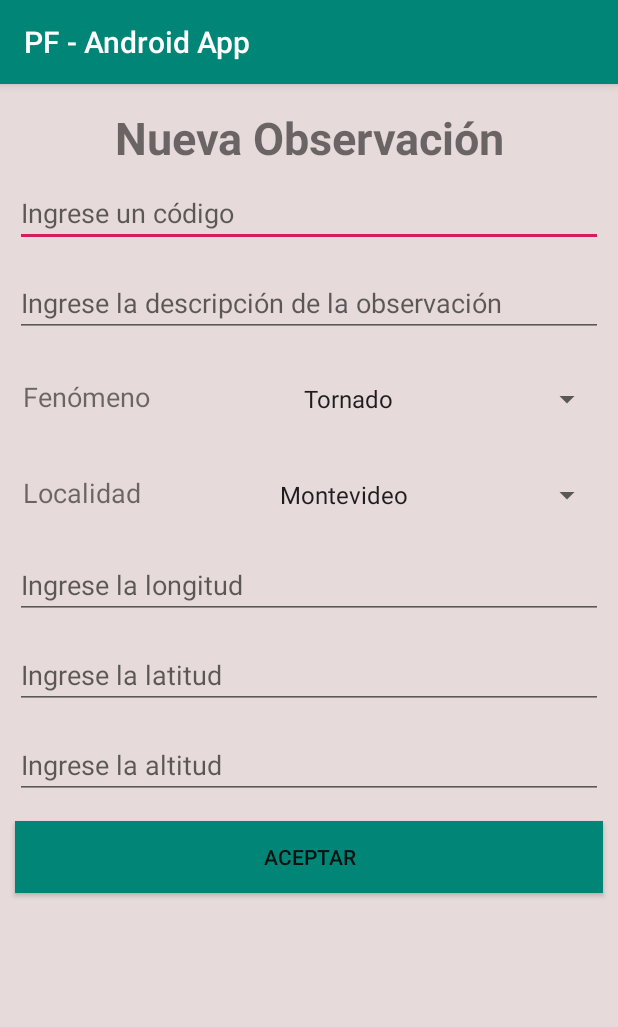
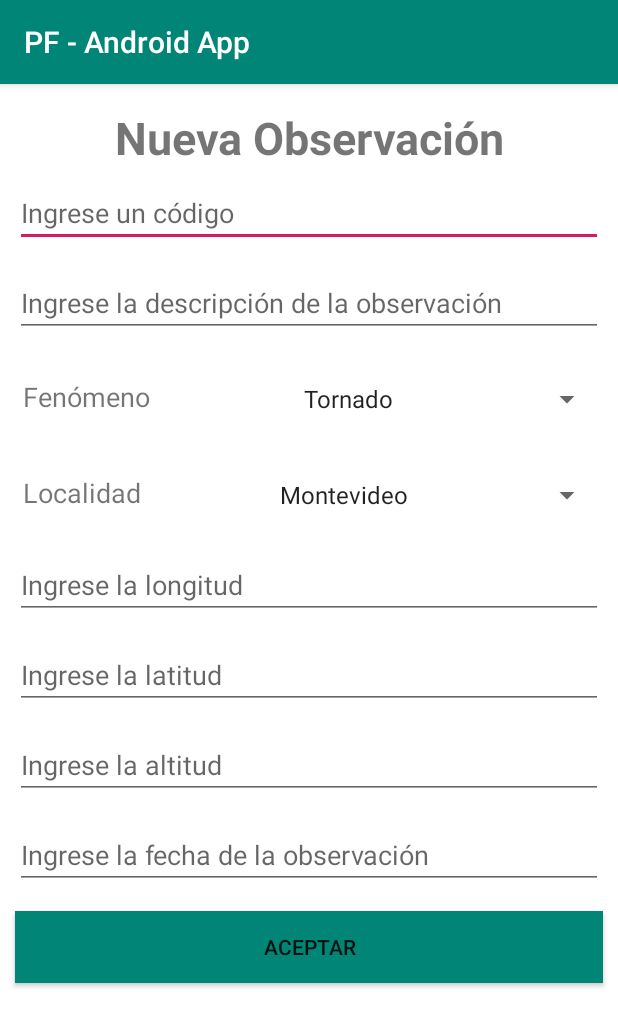
Before and after one commit to juanipicart/PF-Android, an Android app: the screen it shows after launch (MainActivity), on a phone screen of 412 x 824 dp. Shown: the top 1027 px of the screen. Run offline under Robolectric (Android 15) with nearby library versions, the phone set to English and light mode, and no system bars.

Commit message:
Agrego campo fecha

```diff
--- a/app/src/main/java/com/example/pf_androidapp/MainActivity.java
+++ b/app/src/main/java/com/example/pf_androidapp/MainActivity.java
@@ -2,14 +2,27 @@ package com.example.pf_androidapp;
 
 import androidx.appcompat.app.AppCompatActivity;
 
+import android.app.DatePickerDialog;
 import android.content.Intent;
+import android.graphics.Color;
+import android.graphics.drawable.ColorDrawable;
+import android.icu.text.SimpleDateFormat;
 import android.os.Bundle;
+import android.util.Log;
 import android.view.View;
 import android.widget.Button;
+import android.widget.DatePicker;
 import android.widget.EditText;
 import android.widget.Spinner;
+import android.widget.TextView;
+
+import java.util.Calendar;
+import java.util.Date;
+import java.util.Locale;
 
 public class MainActivity extends AppCompatActivity {
+
+    private static final String TAG = "MainActivity";
 
     private Button btnAceptar;
     private EditText txtCodigo;
@@ -19,12 +32,43 @@ public class MainActivity extends AppCompatActivity {
     private EditText txtLongitud;
     private EditText txtLatitud;
     private EditText txtAltitud;
+    private TextView fechaCreacion;
+    private DatePickerDialog.OnDateSetListener mDateSetListener;
 
     @Override
     protected void onCreate(Bundle savedInstanceState) {
         super.onCreate(savedInstanceState);
         setContentView(R.layout.activity_main);
+        fechaCreacion = (TextView) findViewById(R.id.fechaCreacion);
 
+        fechaCreacion.setOnClickListener(new View.OnClickListener() {
+            @Override
+            public void onClick(View view) {
+                Calendar cal = Calendar.getInstance();
+                int year = cal.get(Calendar.YEAR);
+                int month = cal.get(Calendar.MONTH);
+                int day = cal.get(Calendar.DAY_OF_MONTH);
+
+                DatePickerDialog dialog = new DatePickerDialog(
+                        MainActivity.this,
+                        android.R.style.Theme_Holo_Light_Dialog_MinWidth,
+                        mDateSetListener,
+                        year,month,day);
+                dialog.getWindow().setBackgroundDrawable(new ColorDrawable(Color.TRANSPARENT));
+                dialog.show();
+            }
+        });
+
+        mDateSetListener = new DatePickerDialog.OnDateSetListener() {
+            @Override
+            public void onDateSet(DatePicker datePicker, int year, int month, int day) {
+                month = month + 1;
+                Log.d(TAG, "onDateSet: dd/mm/yyyy: " + day + "/" + month + "/" + year);
+                String date = day + "/" + month + "/" + year;
+                fechaCreacion.setText(date);
+
+            }
+        };
        /* txtCodigo = (EditText)findViewById(R.id.txtCodigo);
         btnAceptar = (Button)findViewById(R.id.btnAceptar);
         txtDescripcion = (EditText)findViewById(R.id.txtdescripcion);
@@ -58,7 +102,6 @@ public class MainActivity extends AppCompatActivity {
 */
 
 
-
     }
 
 
--- a/app/src/main/res/layout/activity_main.xml
+++ b/app/src/main/res/layout/activity_main.xml
@@ -8,8 +8,8 @@
     android:orientation="vertical">
 
     <ScrollView
-        android:layout_width="wrap_content"
-        android:layout_height="wrap_content"
+        android:layout_width="match_parent"
+        android:layout_height="match_parent"
         android:background="#FFFFFF"></ScrollView>
 
     <TextView
@@ -132,23 +132,29 @@
         android:hint="@string/altitudHint"
         android:inputType="number" />
 
-    <!--<TextView android:id="@+id/lblfecha"
+    <EditText
+        android:id="@+id/fechaCreacion"
         android:layout_width="match_parent"
-        android:layout_height="wrap_content"
-        android:text="@string/fecha" />
-    <DatePicker android:id="@+id/fecha"
-        android:layout_height="wrap_content"
-        android:layout_width="wrap_content"
-        android:datePickerMode="calendar" />-->
+        android:layout_height="45dp"
+        android:clickable="true"
+        android:layout_marginLeft="10dp"
+        android:layout_marginTop="7dp"
+        android:layout_marginRight="10dp"
+        android:layout_marginBottom="7dp"
+        android:inputType="date"
+        android:focusable="false"
+        android:layout_below="@id/txtaltitud"
+        android:hint="@string/fechaObservacion"/>
     <Button
         android:id="@+id/btnAceptar"
         android:layout_width="match_parent"
         android:layout_height="wrap_content"
-        android:layout_below="@id/txtaltitud"
+        android:layout_below="@id/fechaCreacion"
         android:layout_marginLeft="10dp"
         android:layout_marginTop="7dp"
         android:layout_marginRight="10dp"
         android:layout_marginBottom="7dp"
         android:background="@color/colorPrimary"
         android:text="@string/aceptar" />
+
 </RelativeLayout>
--- a/app/src/main/res/values/strings.xml
+++ b/app/src/main/res/values/strings.xml
@@ -15,4 +15,5 @@
     <string name="longitudHint">Ingrese la longitud</string>
     <string name="latitudHint">Ingrese la latitud</string>
     <string name="altitudHint">Ingrese la altitud</string>
+    <string name="fechaObservacion">Ingrese la fecha de la observación</string>
 </resources>
```
